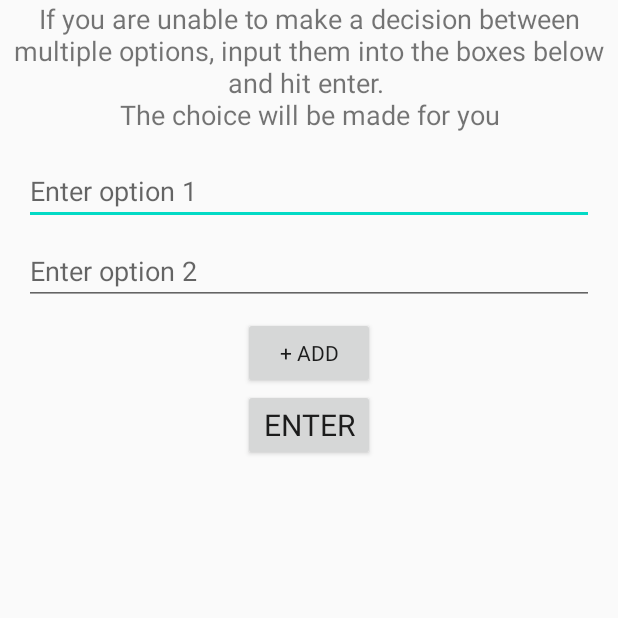
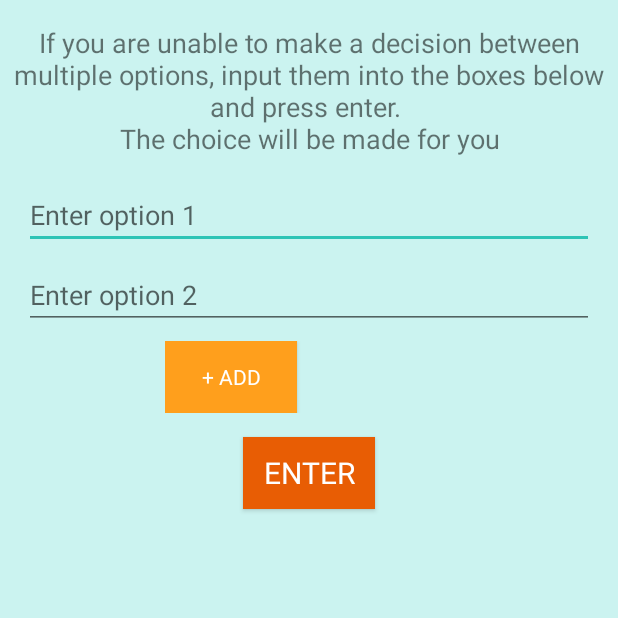
Before and after one commit to ypattan/EMMM, an Android app: the screen it shows after launch (MainActivity), on a phone screen of 412 x 824 dp, the top half of it. Run offline under Robolectric (Android 15) with nearby library versions, the phone set to English and light mode, and no system bars; Roboto replaces fonts that are not available here.

Commit message:
added colors and padding between buttons

```diff
--- a/app/src/main/java/com/example/decisionpicker/AnswerActivity.kt
+++ b/app/src/main/java/com/example/decisionpicker/AnswerActivity.kt
@@ -5,6 +5,7 @@ import androidx.appcompat.app.AppCompatActivity
 import android.os.Bundle
 import android.widget.Button
 import android.widget.TextView
+
 
 class AnswerActivity : AppCompatActivity() {
     override fun onCreate(savedInstanceState: Bundle?) {
@@ -15,6 +16,7 @@ class AnswerActivity : AppCompatActivity() {
         findViewById<Button>(R.id.again_button).setOnClickListener{
             goTryAgain()
         }
+
     }
 
     private fun setAnswer() {
@@ -29,4 +31,5 @@ class AnswerActivity : AppCompatActivity() {
         startActivity(intent)
         this.finish()
     }
+
 }
--- a/app/src/main/java/com/example/decisionpicker/MainActivity.kt
+++ b/app/src/main/java/com/example/decisionpicker/MainActivity.kt
@@ -8,6 +8,7 @@ import android.view.View
 import android.widget.Button
 import android.widget.EditText
 import android.widget.Toast
+import androidx.appcompat.app.AppCompatDelegate
 import androidx.core.view.isGone
 
 class MainActivity : AppCompatActivity() {
@@ -16,6 +17,7 @@ class MainActivity : AppCompatActivity() {
     override fun onCreate(savedInstanceState: Bundle?) {
         super.onCreate(savedInstanceState)
         setContentView(R.layout.activity_option_input)
+//        AppCompatDelegate.setDefaultNightMode(AppCompatDelegate.MODE_NIGHT_YES)
 
         findViewById<Button>(R.id.enter_button).setOnClickListener{
             checkOptions()
--- a/app/src/main/res/layout/activity_answer.xml
+++ b/app/src/main/res/layout/activity_answer.xml
@@ -3,7 +3,8 @@
     xmlns:android="http://schemas.android.com/apk/res/android"
     android:orientation="vertical"
     android:layout_width="match_parent"
-    android:layout_height="match_parent">
+    android:layout_height="match_parent"
+    android:background="@color/lightAccentColor">
 
     <TextView
         android:id="@+id/answer"
@@ -24,6 +25,8 @@
         android:layout_height="wrap_content"
         android:layout_gravity="center"
         android:textSize="20dp"
-        android:text="Try Again"/>
+        android:background="@color/primaryDarkColor"
+        android:textColor="@color/lightColor"
+        android:text="Clear"/>
 
 </LinearLayout>
--- a/app/src/main/res/layout/activity_option_input.xml
+++ b/app/src/main/res/layout/activity_option_input.xml
@@ -6,7 +6,8 @@
     android:layout_width="match_parent"
     android:layout_height="match_parent"
     android:paddingBottom="16dp"
-    tools:context=".MainActivity">
+    tools:context=".MainActivity"
+    android:background="@color/lightAccentColor">
 
     <LinearLayout
         android:layout_width="match_parent"
@@ -19,6 +20,7 @@
             android:layout_width="match_parent"
             android:layout_height="wrap_content"
             android:gravity="center"
+            android:layout_marginTop="16dp"
             android:layout_marginBottom="16dp"
             android:layout_marginStart="8dp"
             android:layout_marginEnd="8dp"
@@ -76,20 +78,27 @@
         <LinearLayout
             android:layout_width="wrap_content"
             android:layout_height="wrap_content"
-            android:layout_gravity="center_horizontal">
+            android:layout_gravity="center_horizontal"
+            android:paddingBottom="16dp">
             <Button
                 android:id="@+id/more_options_button"
                 android:layout_width="wrap_content"
                 android:layout_height="wrap_content"
                 android:layout_gravity="center_horizontal"
+                android:layout_marginEnd="8dp"
                 android:visibility="visible"
+                android:background="@color/primaryColor"
+                android:textColor="@color/lightColor"
                 android:text="+ Add"/>
             <Button
                 android:id="@+id/less_options_button"
                 android:layout_width="wrap_content"
                 android:layout_height="wrap_content"
                 android:layout_gravity="center_horizontal"
-                android:visibility="gone"
+                android:layout_marginStart="8dp"
+                android:visibility="invisible"
+                android:background="@color/primaryColor"
+                android:textColor="@color/lightColor"
                 android:text="- Remove"/>
         </LinearLayout>
         <Button
@@ -98,6 +107,8 @@
             android:layout_height="wrap_content"
             android:layout_gravity="center_horizontal"
             android:text="Enter"
+            android:textColor="@color/lightColor"
+            android:background="@color/primaryDarkColor"
             android:textSize="20dp" />
 
     </LinearLayout>
--- a/app/src/main/res/values/colors.xml
+++ b/app/src/main/res/values/colors.xml
@@ -13,4 +13,10 @@
 
     <color name="red">#ffff0000</color>
     <color name="green">#ff00ff00</color>
+
+    <color name="primaryDarkColor">#e85d04</color>
+    <color name="primaryColor">#ff9f1c</color>
+    <color name="accentColor">#2ec4b6</color>
+    <color name="lightAccentColor">#cbf3f0</color>
+    <color name="lightColor">#ffffff</color>
 </resources>
--- a/app/src/main/res/values/strings.xml
+++ b/app/src/main/res/values/strings.xml
@@ -1,6 +1,6 @@
 <resources>
     <string name="app_name">DecisionPicker</string>
     <string name="intro">If you are unable to make a decision between multiple options,
-        input them into the boxes below and hit enter.
+        input them into the boxes below and press enter.
         \nThe choice will be made for you </string>
 </resources>
--- a/app/src/main/res/values/styles.xml
+++ b/app/src/main/res/values/styles.xml
@@ -1,10 +1,10 @@
 <resources>
     <!-- Base application theme. -->
-    <style name="AppTheme" parent="Theme.AppCompat.Light.NoActionBar">
+    <style name="AppTheme" parent="Theme.AppCompat.DayNight.NoActionBar">
         <!-- Customize your theme here. -->
-        <item name="colorPrimary">@color/colorPrimary</item>
-        <item name="colorPrimaryDark">@color/colorPrimaryDark</item>
-        <item name="colorAccent">@color/colorAccent</item>
+        <item name="colorPrimary">@color/primaryColor</item>
+        <item name="colorPrimaryDark">@color/primaryDarkColor</item>
+        <item name="colorAccent">@color/accentColor</item>
         <item name="android:fontFamily">@font/amiko</item>
         <item name="fontFamily">@font/amiko</item>
     </style>
```
